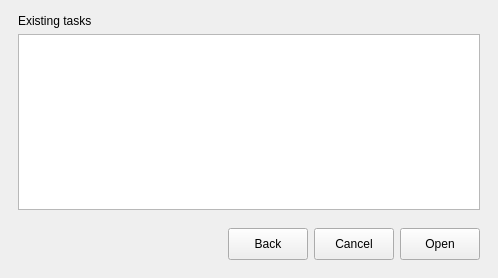
First picture: the form in App/newbackuptaskdialog.ui, repository otsakir/lisa-backup, before the edit.
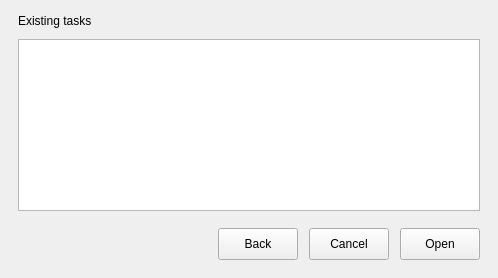
Second picture: the form after the edit. The open tabs and pages were chosen to show the change.

Commit message:
Various UI/UX improvements
* used tree view in create/open task wizard
* disabled editing on double-click in all list/treeViews
* both task friendly-name and id reported in task wizard

```diff
--- a/App/newbackuptaskdialog.ui
+++ b/App/newbackuptaskdialog.ui
@@ -231,6 +231,9 @@
      </widget>
      <widget class="QWidget" name="page3Open">
       <layout class="QVBoxLayout" name="verticalLayout_5">
+       <property name="spacing">
+        <number>11</number>
+       </property>
        <item>
         <widget class="QLabel" name="label_5">
          <property name="text">
@@ -239,12 +242,34 @@
         </widget>
        </item>
        <item>
-        <widget class="QListWidget" name="listWidgetTasks"/>
+        <widget class="QTreeView" name="treeViewTasks">
+         <property name="sizeAdjustPolicy">
+          <enum>QAbstractScrollArea::AdjustIgnored</enum>
+         </property>
+         <property name="indentation">
+          <number>0</number>
+         </property>
+         <property name="itemsExpandable">
+          <bool>true</bool>
+         </property>
+         <property name="expandsOnDoubleClick">
+          <bool>true</bool>
+         </property>
+         <attribute name="headerVisible">
+          <bool>true</bool>
+         </attribute>
+         <attribute name="headerDefaultSectionSize">
+          <number>200</number>
+         </attribute>
+         <attribute name="headerShowSortIndicator" stdset="0">
+          <bool>true</bool>
+         </attribute>
+        </widget>
        </item>
        <item>
         <layout class="QHBoxLayout" name="horizontalLayout_2">
          <property name="topMargin">
-          <number>12</number>
+          <number>6</number>
          </property>
          <item>
           <spacer name="horizontalSpacer_2">
```
Left out of the diff: 2 changed lines with no effect on the pictures. The commit also changes 5 other files.
